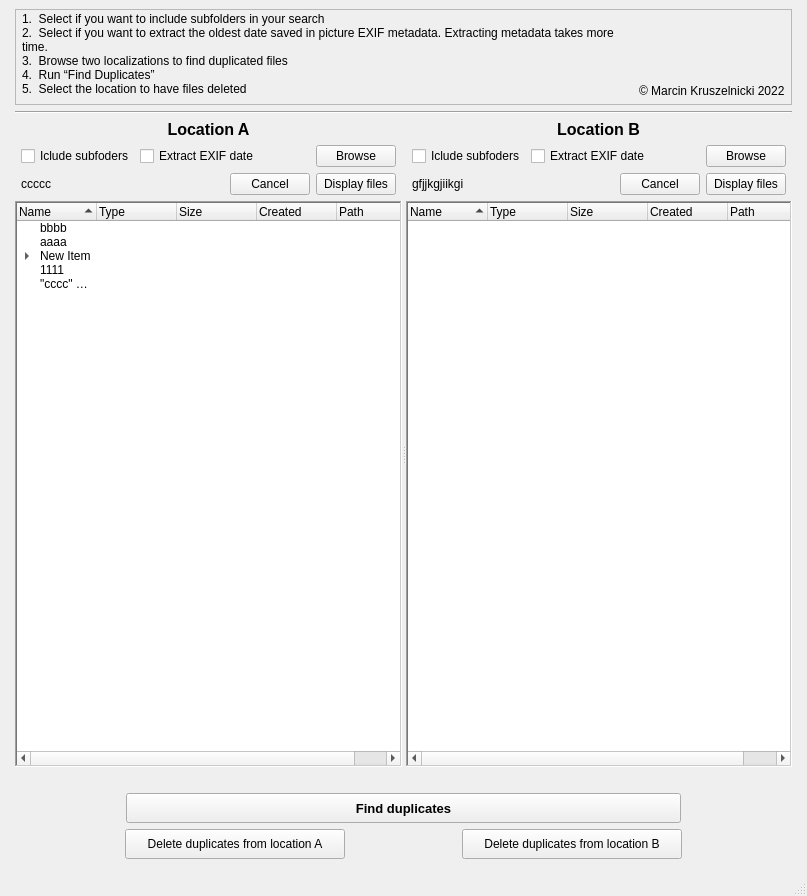
The window that GUI.ui (Zwornik/2202_File_manag) describes before a commit, drawn with Qt 5.
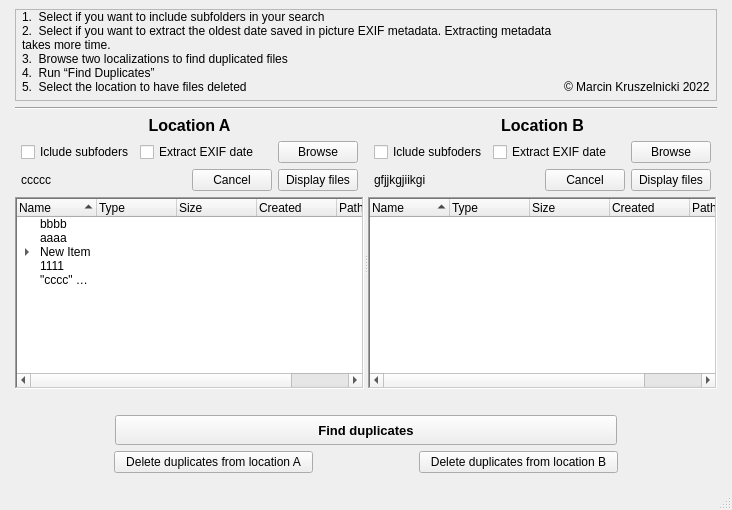
The same window after the commit.

Commit message: Warning dialog box added

Patch:
```diff
--- a/GUI.ui
+++ b/GUI.ui
@@ -5,14 +5,6 @@
   <property name="enabled">
    <bool>true</bool>
   </property>
-  <property name="geometry">
-   <rect>
-    <x>0</x>
-    <y>0</y>
-    <width>807</width>
-    <height>896</height>
-   </rect>
-  </property>
   <property name="sizePolicy">
    <sizepolicy hsizetype="Expanding" vsizetype="Expanding">
     <horstretch>0</horstretch>
```
The commit also changes 2 other files.
